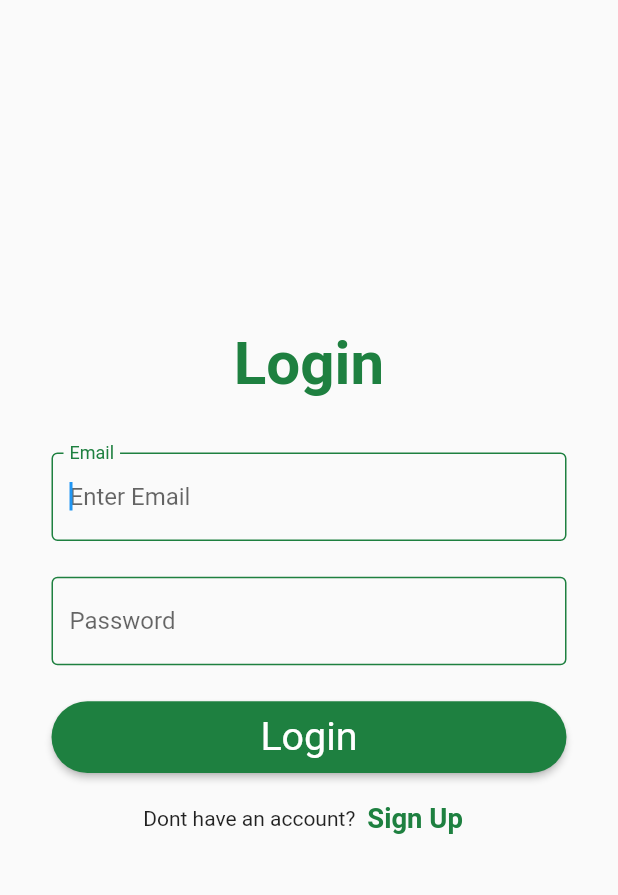
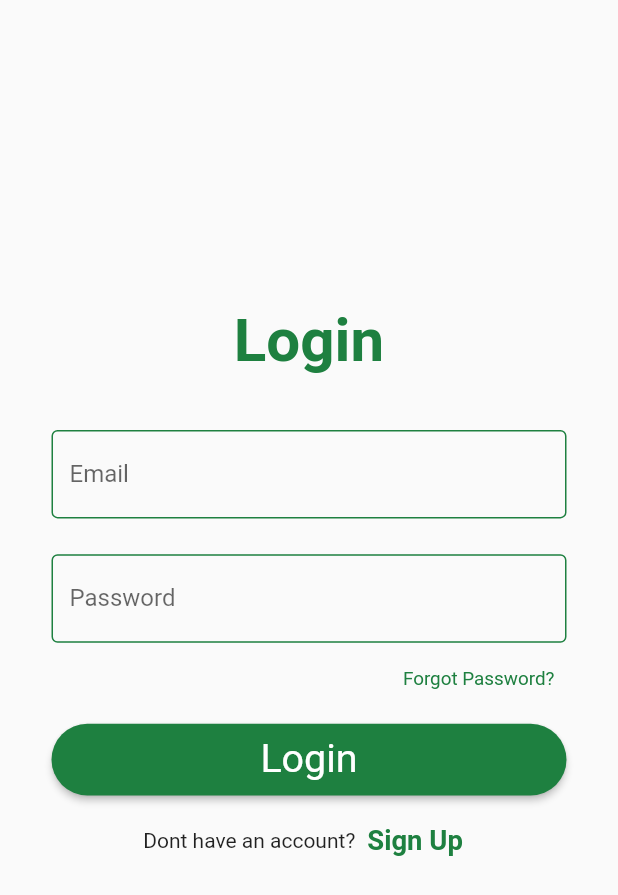
Before and after one commit to darshikasojitra/app, a Flutter app: the screen it shows after launch, on a phone screen of 412 x 824 dp. Shown: the top 895 px of the screen. Run offline on Flutter 3.47's test engine with Material 2 defaults, Android fonts, the phone set to English and light mode, and no system bars; our stand-ins replace cloud_firestore, equatable, firebase_auth, firebase_core, firebase_database, flutter_bloc and 4 more; accounts and stored records are empty; generated files the repository leaves out were written again.

Commit message:
add forgot password screen

```diff
--- a/lib/l10n/app_ar.arb
+++ b/lib/l10n/app_ar.arb
@@ -19,6 +19,8 @@
   "alreadyaccount" : "هل لديك حساب؟",
   "title" : "قائمة التسوق الخاصة بك",
   "logout" : "تسجيل خروج",
+  "resetpassword" : "إعادة تعيين كلمة المرور",
+  "forgotpassword" : "هل نسيت كلمة السر؟",
   "newlist" : "قائمة جديدة",
   "home" : "بيت",
   "gotostore" : "اذهب إلى المتجر",
--- a/lib/l10n/app_en.arb
+++ b/lib/l10n/app_en.arb
@@ -19,6 +19,8 @@
   "alreadyaccount" : "Already have an account?",
   "title" : "Your shopping List",
   "logout" : "Logout",
+  "resetpassword" : "Reset Password",
+  "forgotpassword" : "Forgot Password?",
   "newlist" : "New List",
   "home" : "Home",
   "gotostore" : "Go to Store",
--- a/lib/resources/route_manager.dart
+++ b/lib/resources/route_manager.dart
@@ -2,6 +2,7 @@ import 'package:demo_splash_screen/ui/screens/dashboard/change_language.dart';
 import 'package:demo_splash_screen/ui/screens/dashboard/dashboard_screen.dart';
 import 'package:demo_splash_screen/ui/screens/list_dashboardscreen/wishlist_screen.dart';
 import 'package:demo_splash_screen/ui/screens/login/login_screen.dart';
+import 'package:demo_splash_screen/ui/screens/login/resetpassword_screen.dart';
 import 'package:demo_splash_screen/ui/screens/product_screen/product_screen.dart';
 import 'package:demo_splash_screen/ui/screens/signup/signup_screen.dart';
 import 'package:flutter/cupertino.dart';
@@ -15,6 +16,7 @@ final Map<String, WidgetBuilder> routes = {
   DashboardScreen.id: (context) => const DashboardScreen(),
   SignupScreen.id:(context) => const SignupScreen(),
   LanguageScreen.id: (context) => const LanguageScreen(),
+  ResetPasswordScreen.id: (context) => const ResetPasswordScreen(),
 };
 
 class NavigationService {
--- a/lib/resources/string_manager.dart
+++ b/lib/resources/string_manager.dart
@@ -16,6 +16,8 @@ class StringManager {
   static const String alreadyaccount = "Already have an account?";
   static const String title = 'Your shopping List';
   static const String logout = "Logout";
+  static const String resetpassword = "Reset Password";
+  static const String forgotpassword = "Forgot Password?";
   static const String newlist = "New List";
   static const String home = "Home";
   static const String gotostore = "Go to Store";
--- a/lib/ui/screens/login/login_screen.dart
+++ b/lib/ui/screens/login/login_screen.dart
@@ -1,5 +1,6 @@
 import 'package:demo_splash_screen/services/auth_service.dart';
 import 'package:demo_splash_screen/ui/screens/dashboard/dashboard_screen.dart';
+import 'package:demo_splash_screen/ui/screens/login/resetpassword_screen.dart';
 import 'package:demo_splash_screen/ui/screens/signup/signup.dart';
 import 'package:flutter_screenutil/flutter_screenutil.dart';
 import 'package:flutter/material.dart';
@@ -77,15 +78,25 @@ class _LoginScreenState extends State<LoginScreen> {
                           labelText: AppLocalizations.of(context)!.password,
                           hintText: AppLocalizations.of(context)!.enterpassword,
                           validator: Validator.passValidator),
+                      Align(
+                          alignment: Alignment.centerRight,
+                          child: TextButton(
+                            onPressed: (() => Navigator.pushNamed(
+                                context, ResetPasswordScreen.id)),
+                            child: Text(
+                                AppLocalizations.of(context)!.forgotpassword,
+                                style: regularTextStyle(
+                              color: AllColors.maincolor,fontSize: 11.sp)),
+                          )),
                       SizedBox(
-                        height: 20.h,
+                        height: 5.h,
                       ),
                       MaterialButton(
                         height: 40.h,
                         minWidth: double.infinity,
                         shape: RoundedRectangleBorder(
                             borderRadius: BorderRadius.circular(40.r)),
-                        onPressed: () =>addAllData(),
+                        onPressed: () => addAllData(),
                         color: AllColors.maincolor,
                         child: Text(
                           AppLocalizations.of(context)!.login,
@@ -101,7 +112,8 @@ class _LoginScreenState extends State<LoginScreen> {
                         children: [
                           Text(AppLocalizations.of(context)!.account),
                           TextButton(
-                              onPressed: () => Navigator.pushNamed(context, SignupScreen.id),
+                              onPressed: () =>
+                                  Navigator.pushNamed(context, SignupScreen.id),
                               child: Text(
                                 AppLocalizations.of(context)!.signup,
                                 style: boldTextStyle(
@@ -109,7 +121,7 @@ class _LoginScreenState extends State<LoginScreen> {
                                     color: AllColors.maincolor),
                               ))
                         ],
-                      )
+                      ),
                     ],
                   ),
                 ),
--- a/lib/ui/screens/product_screen/product_screen.dart
+++ b/lib/ui/screens/product_screen/product_screen.dart
@@ -147,7 +147,7 @@ class _ProductPageState extends State<ProductPage> {
                                         _total = _total + pindex.prize;
                                         Servives.updateprize(total: _total);
                                       });
-                                    }),
+                                    })
                               );
                             }),
                             separatorBuilder: ((context, index) {
--- a/lib/ui/screens/product_screen/productcard/dropdownbar_screen.dart
+++ b/lib/ui/screens/product_screen/productcard/dropdownbar_screen.dart
@@ -32,7 +32,7 @@ class DropDownBar extends StatelessWidget {
         ),
         Padding(
           padding:
-              EdgeInsets.only(left: 5.w, top: 17.h, bottom: 17.h, right: 20.w),
+              EdgeInsets.only(left: 5.w, top: 17.h, bottom: 17.h, right: 17.w),
           child: Icon(
             Icons.share,
             color: AllColors.maincolor,
--- a/lib/widget/common/customtextfield.dart
+++ b/lib/widget/common/customtextfield.dart
@@ -23,7 +23,6 @@ class _CustomTextFieldsState extends State<CustomTextFields> {
   @override
   Widget build(BuildContext context) {
     return TextFormField(
-      autofocus: true,
       obscureText: widget.obscureText,
       controller: widget.controller,
       decoration: InputDecoration(
```
Also changed, not shown: lib/services/auth_service.dart (+7 -0 lines), lib/services/product_service.dart (+4 -4 lines), lib/ui/screens/login/resetpassword_screen.dart (added, +70 -0 lines), lib/ui/screens/product_screen/productcard/product_card.dart (+23 -2 lines).
